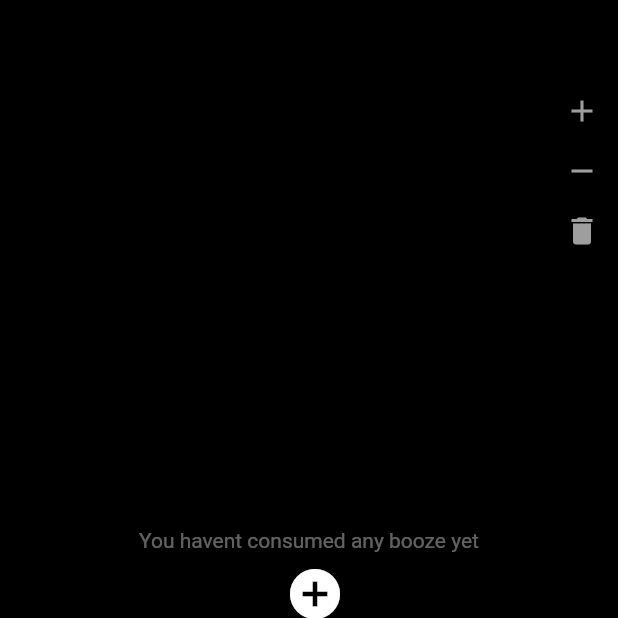
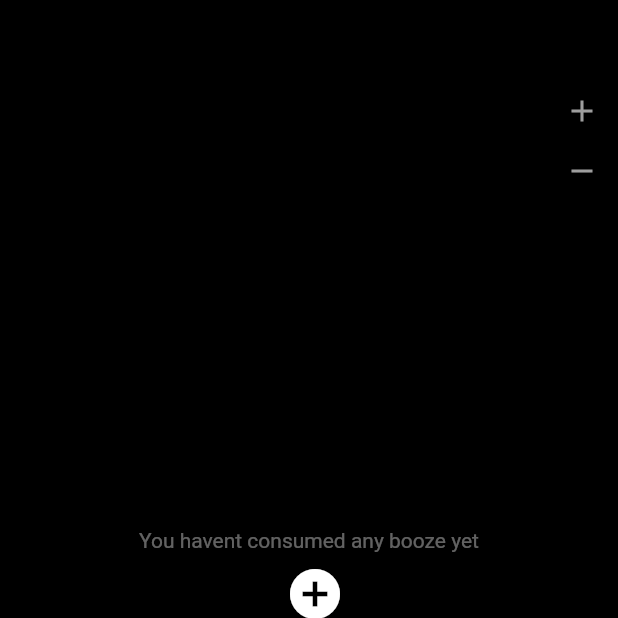
Before and after one commit to kutay-dev/chrashed, a Flutter app: the screen it shows after launch, on a phone screen of 412 x 824 dp, the top half of it. Run offline on Flutter 3.47's test engine with Material 2 defaults, Android fonts, the phone set to English and light mode, and no system bars; our stand-ins replace cloud_firestore, firebase_core, get_storage; accounts and stored records are empty.

Commit message:
remove old delete button

```diff
--- a/lib/main.dart
+++ b/lib/main.dart
@@ -442,19 +442,6 @@ class _MainState extends State<Main> {
                       color: Colors.grey,
                     ),
                   ),
-                  Positioned(
-                    top: 130,
-                    right: 0,
-                    child: IconButton(
-                      onPressed: () {
-                        box.remove("userId");
-                        box.remove("userLoggedIn");
-                        box.remove("name");
-                      },
-                      icon: const Icon(Icons.delete),
-                      color: Colors.grey,
-                    ),
-                  ),
                 ],
               ),
               SafeArea(
```
